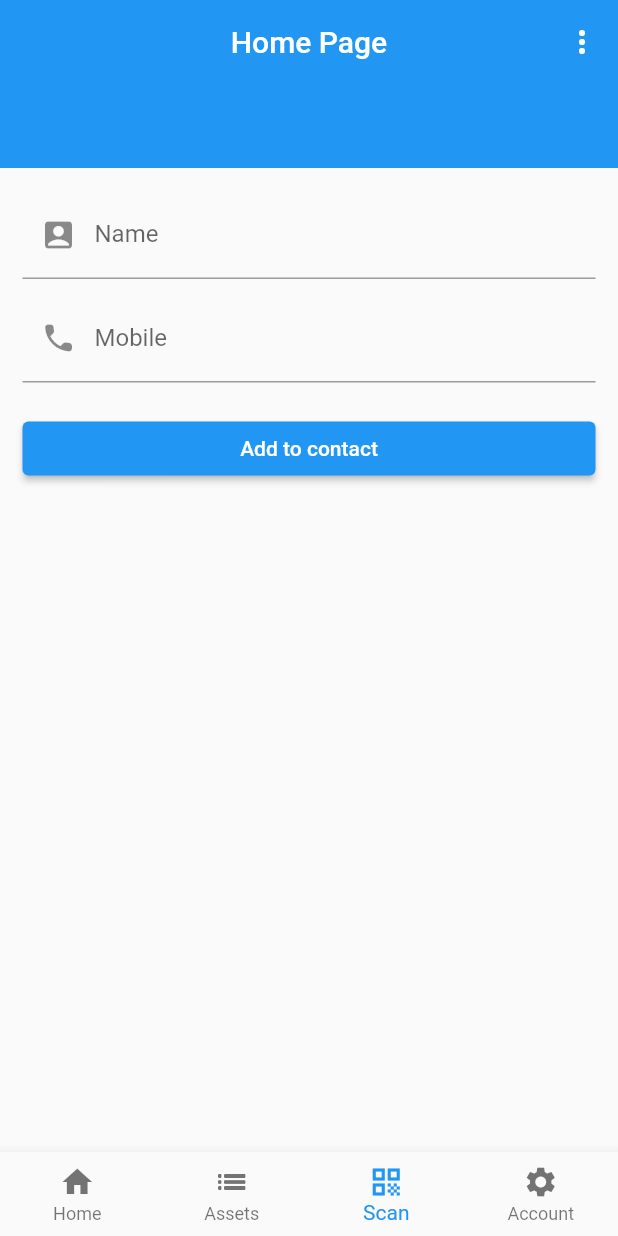
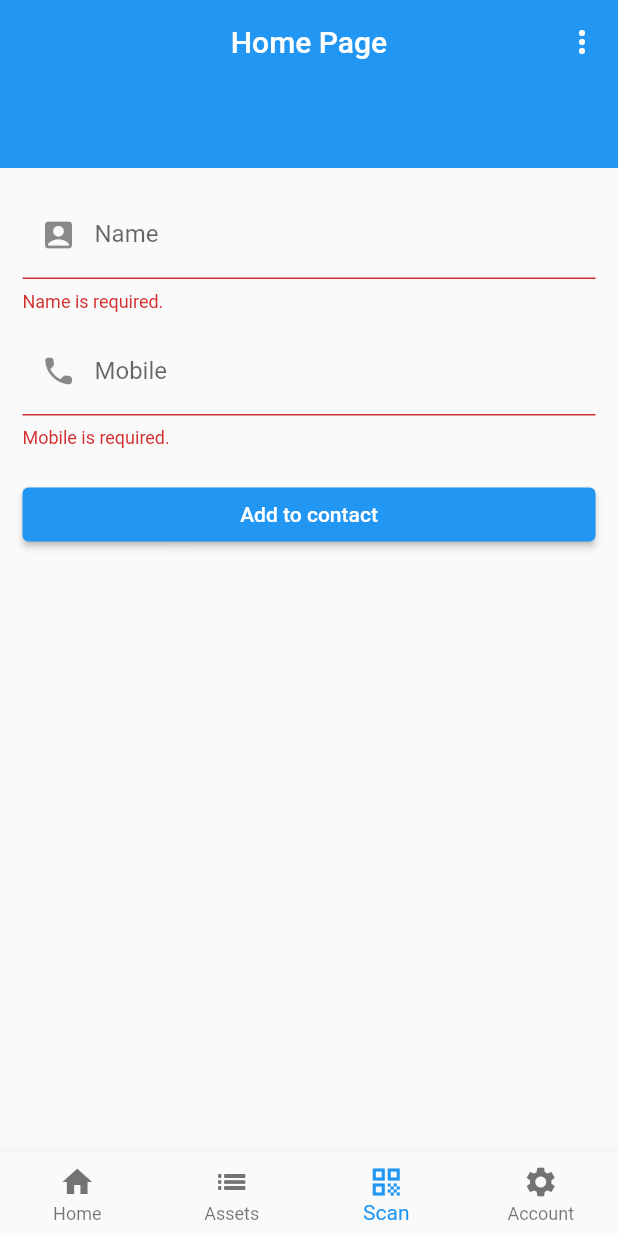
Before and after one commit to tajulasri/flutter-101, a Flutter app: the screen it shows after launch, item 3 of the bottom bar chosen, after a tap on "Add to contact", on a phone screen of 412 x 824 dp. Run offline on Flutter 3.47's test engine with Material 2 defaults, Android fonts, the light colour scheme and no system bars.

Commit message:
form field validation using form

```diff
--- a/lib/screens/add_contact.dart
+++ b/lib/screens/add_contact.dart
@@ -14,7 +14,14 @@ class _AddContactScreenState extends State<AddContactScreen> {
 
   final _formKey = GlobalKey<FormState>();
 
+  _validate(field, value) {
+    return value == null || value.isEmpty ? "$field is required." : null;
+  }
+
   _addContact() {
+    if (_formKey.currentState!.validate()) {
+      print("validated");
+    }
     if (_nameController.text != "" && _mobileController.text != "") {
       ScaffoldMessenger.of(context).showSnackBar(
         const SnackBar(
@@ -43,7 +50,8 @@ class _AddContactScreenState extends State<AddContactScreen> {
             key: _formKey,
             child: Column(
               children: [
-                TextField(
+                TextFormField(
+                  validator: (value) => _validate('Name', value),
                   autocorrect: false,
                   obscureText: false,
                   controller: _nameController,
@@ -58,7 +66,8 @@ class _AddContactScreenState extends State<AddContactScreen> {
                 SizedBox(
                   height: 10,
                 ),
-                TextField(
+                TextFormField(
+                  validator: (value) => _validate('Mobile', value),
                   keyboardType: TextInputType.number,
                   autocorrect: false,
                   controller: _mobileController,
--- a/lib/screens/home_page.dart
+++ b/lib/screens/home_page.dart
@@ -3,7 +3,6 @@ import 'dart:ui';
 import 'package:asset_kktm/screens/add_contact.dart';
 import 'package:asset_kktm/screens/dashboard.dart';
 import 'package:asset_kktm/screens/list_view.dart';
-import 'package:asset_kktm/screens/login.dart';
 import 'package:flutter/material.dart';
 
 class HomePageScreen extends StatefulWidget {
@@ -53,7 +52,7 @@ class _HomePageScreenState extends State<HomePageScreen> {
           type: BottomNavigationBarType.fixed,
           currentIndex: currentIndex,
           onTap: (index) => _changeIndex(index),
-          items: [
+          items: const [
             BottomNavigationBarItem(icon: Icon(Icons.home), label: "Home"),
             BottomNavigationBarItem(
               icon: Icon(Icons.list_outlined),
```
